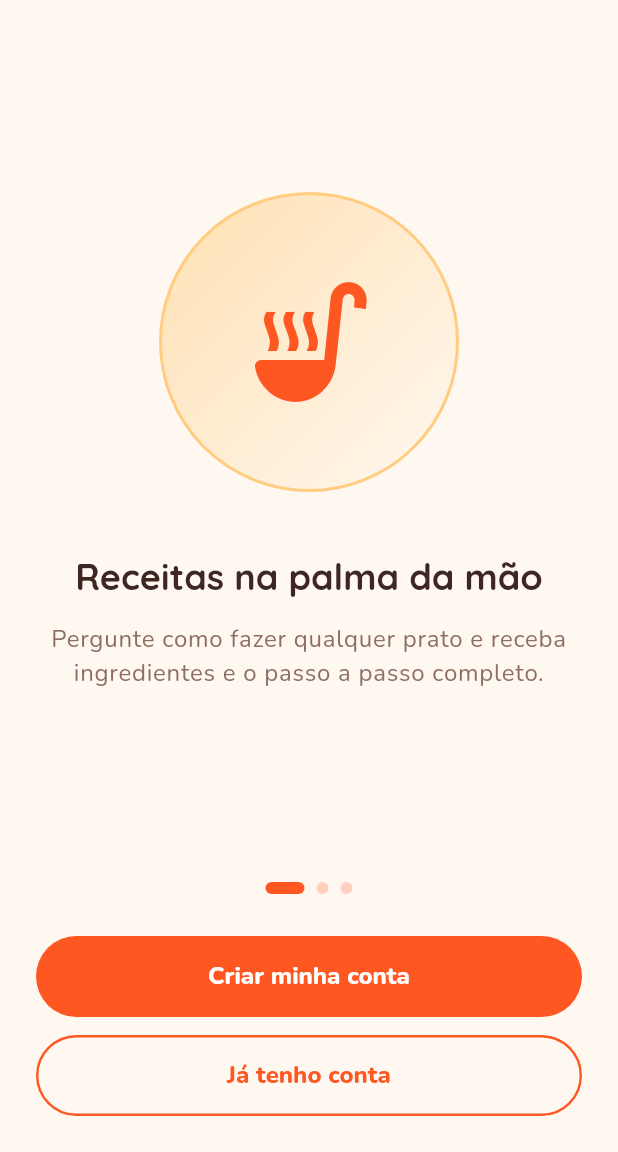
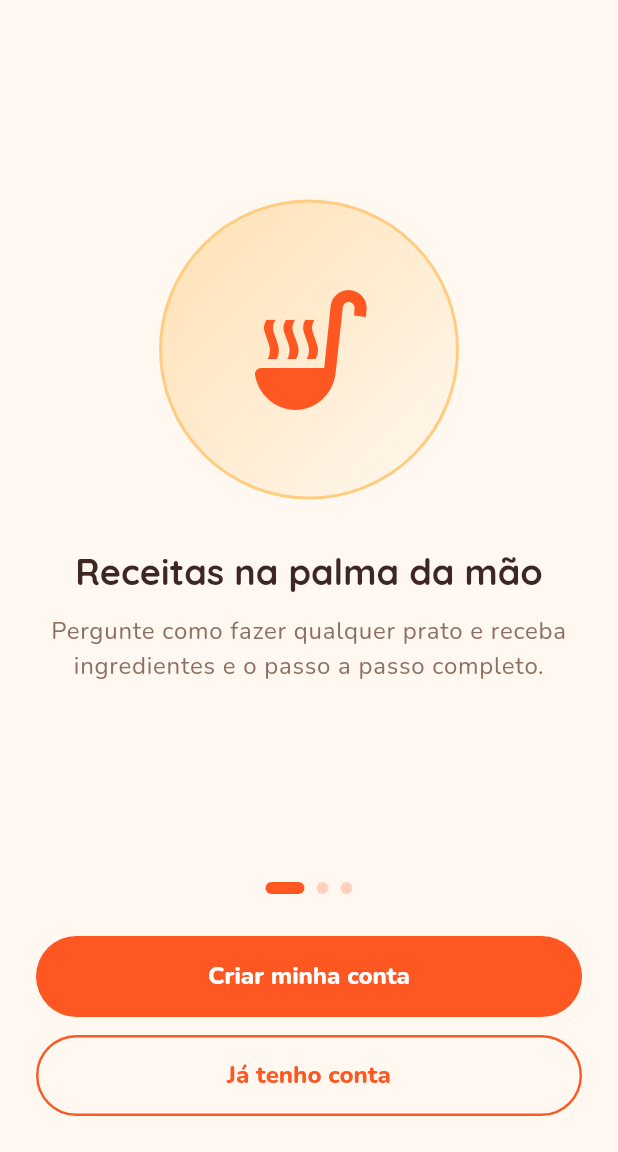
Before and after one commit to MRGztheFirst/potIA, a Flutter app: the screen it shows after launch, on a phone screen of 412 x 824 dp, the part 84-1236 px from its top. Run offline on Flutter 3.47's test engine with Material 3 defaults, Android fonts, the phone set to English and light mode, and no system bars; our stand-ins replace google_fonts, shared_preferences; accounts and stored records are empty.

Commit message:
Flutter App

```diff
--- a/potia_app/lib/views/chat/widgets/chat_input.dart
+++ b/potia_app/lib/views/chat/widgets/chat_input.dart
@@ -74,7 +74,7 @@ class _ChatInputState extends State<ChatInput> {
                     textInputAction: TextInputAction.send,
                     onSubmitted: (_) => _submit(),
                     decoration: const InputDecoration(
-                      hintText: 'Pergunte à PotIA... ex: Como fazer brigadeiro?',
+                      hintText: 'Pergunte à PotIA...',
                       border: InputBorder.none,
                       contentPadding: EdgeInsets.symmetric(horizontal: 20, vertical: 14),
                     ),
--- a/potia_app/lib/views/chat/widgets/empty_chat.dart
+++ b/potia_app/lib/views/chat/widgets/empty_chat.dart
@@ -11,7 +11,7 @@ class EmptyChat extends StatelessWidget {
 
   static const _suggestions = [
     'Como fazer brigadeiro de panela?',
-    'Tenho ovos, cenoura e farinha. O que posso fazer?',
+    'Tenho ovos e cenoura. O que faço?',
     'Como assar pudim em banho-maria?',
     'Ideia de almoço rápido com frango',
   ];
--- a/potia_app/lib/views/onboarding/onboarding_view.dart
+++ b/potia_app/lib/views/onboarding/onboarding_view.dart
@@ -99,8 +99,13 @@ class _OnboardingPageView extends StatelessWidget {
   @override
   Widget build(BuildContext context) {
     final textTheme = Theme.of(context).textTheme;
-    return Padding(
+    return LayoutBuilder(
+      builder: (context, constraints) {
+        final circle = (constraints.maxHeight * 0.36).clamp(110.0, 200.0);
+        return SingleChildScrollView(
           padding: const EdgeInsets.symmetric(horizontal: 32),
+          child: ConstrainedBox(
+            constraints: BoxConstraints(minHeight: constraints.maxHeight),
             child: Column(
               mainAxisAlignment: MainAxisAlignment.center,
               children: [
@@ -110,8 +115,8 @@ class _OnboardingPageView extends StatelessWidget {
                   curve: Curves.easeOutBack,
                   builder: (context, scale, child) => Transform.scale(scale: scale, child: child),
                   child: Container(
-              width: 200,
-              height: 200,
+                    width: circle,
+                    height: circle,
                     decoration: BoxDecoration(
                       shape: BoxShape.circle,
                       gradient: LinearGradient(
@@ -121,12 +126,12 @@ class _OnboardingPageView extends StatelessWidget {
                       ),
                       border: Border.all(color: Colors.orange.shade200, width: 2),
                     ),
-              child: Icon(page.icon, size: 96, color: AppColors.primary),
+                    child: Icon(page.icon, size: circle * 0.48, color: AppColors.primary),
                   ),
                 ),
-          const SizedBox(height: 40),
+                SizedBox(height: circle * 0.16),
                 Text(page.title, textAlign: TextAlign.center, style: textTheme.headlineSmall),
-          const SizedBox(height: 14),
+                const SizedBox(height: 12),
                 Text(
                   page.description,
                   textAlign: TextAlign.center,
@@ -134,6 +139,9 @@ class _OnboardingPageView extends StatelessWidget {
                 ),
               ],
             ),
+          ),
+        );
+      },
     );
   }
 }
```
Also changed, not shown: potia_app/analysis_options.yaml (+9 -0 lines), potia_app/lib/views/auth/auth_view.dart (+18 -2 lines), potia_app/pubspec.lock (added), 60 other files. Lines whose indentation alone changed are shown as unchanged.
